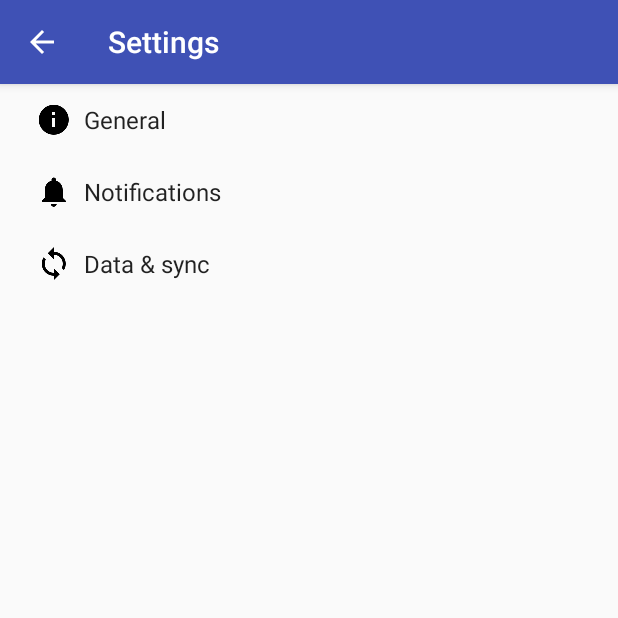
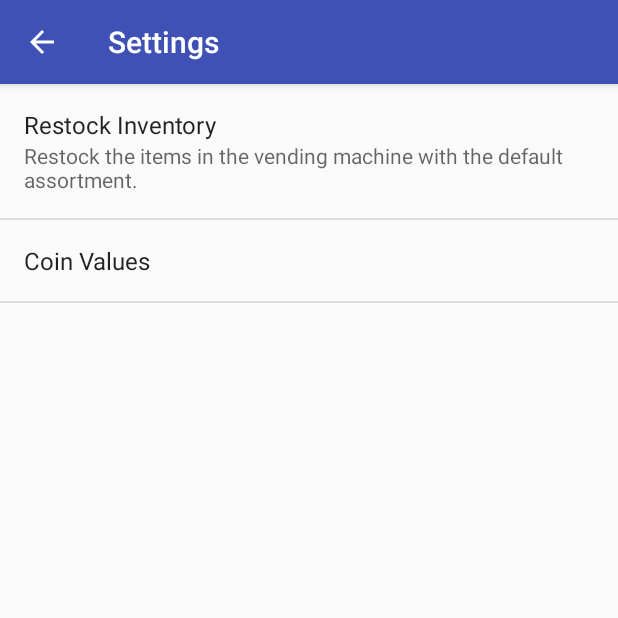
Before and after one commit to bbazemore/VendingMachine, an Android app: the SettingsActivity screen opened directly, with no data from a screen before it, on a phone screen of 412 x 824 dp, the top half of it. Run offline under Robolectric (Android 15) with nearby library versions, the phone set to English and light mode, and no system bars.

Commit message:
1. Move Restock to General Settings. Simplify Settings, get rid of multiple fragments and host just the two items: Restock and Coin Values. 2. Add custom CoinValues to Settings and CoinChangeEvent.  I had fun with Patterns / RegEx to validate the comma separated integer list. The new Coin Values even work, though there appears to be an initialization error right after they are set. 3. Also fixed nasty error that was keeping the Main UI from finishing SetContextView - it was using a V4 Fragment rather than a regular Fragment.

```diff
--- a/app/src/main/java/com/android/bbkiszka/vendingmachine/MoneyBox.java
+++ b/app/src/main/java/com/android/bbkiszka/vendingmachine/MoneyBox.java
@@ -36,6 +36,9 @@ public class MoneyBox implements Parcelable {
         if (mCoinage.isValidCoin(value)) {
             accepted = true;
             mMoneyCollected += value;
+
+            BalanceChangeEvent balanceEvent = new BalanceChangeEvent(mMoneyCollected);
+            VendingApplication.shareBus().post(balanceEvent);
         }
 
         // We don't have to worry about the money box getting full
--- a/app/src/main/res/layout/activity_main.xml
+++ b/app/src/main/res/layout/activity_main.xml
@@ -1,7 +1,7 @@
 <?xml version="1.0" encoding="utf-8"?>
 <android.support.design.widget.CoordinatorLayout
+    xmlns:android="http://schemas.android.com/apk/res/android"
     android:id="@+id/container"
-    xmlns:android="http://schemas.android.com/apk/res/android"
     xmlns:app="http://schemas.android.com/apk/res-auto"
     xmlns:tools="http://schemas.android.com/tools"
     android:layout_width="match_parent"
@@ -9,7 +9,7 @@
     android:fitsSystemWindows="true"
     tools:context=".MainActivity"
     >
-    <!--android:background="@android:color/background_dark" not needed inferred them is @style/AppTheme_NoActionBar -->
+
     <android.support.design.widget.AppBarLayout
         android:layout_width="match_parent"
         android:layout_height="wrap_content"
--- a/app/src/main/res/values/strings.xml
+++ b/app/src/main/res/values/strings.xml
@@ -77,7 +77,15 @@
     <string name="pref_restock_key" translatable="false">
         com.android.bbkiszka.vendingmachine.restock.button
     </string>
-    <string name="restock_summary">Restock the items in the vending machine with the default
+    <string name="pref_restock_summary">Restock the items in the vending machine with the default
         assortment.
     </string>
+    <string name="pref_coin_value_title">Coin Values</string>
+    <string name="pref_coin_value_key" translatable="false">
+        com.android.bbkiszka.vendingmachine.coinvalue
+    </string>
+    <string name="pref_coin_value_hint">Provide a comma separated list of integer values
+        representing coins
+    </string>
+    <string name="pref_coin_value_default_value">5, 10, 25, 100</string>
 </resources>
--- a/app/src/main/res/xml/pref_data_sync.xml
+++ /dev/null
@@ -1,25 +0,0 @@
-<PreferenceScreen xmlns:android="http://schemas.android.com/apk/res/android">
-
-    <Preference android:title="@string/pref_restock_title"
-                android:key="@string/pref_restock_key"
-                android:summary="@string/restock_summary"/>
-
-    <!-- NOTE: Hide buttons to simplify the UI. Users can touch outside the dialog to
-         dismiss it. -->
-    <!-- NOTE: ListPreference's summary should be set to its value by the activity code. -->
-    <ListPreference
-        android:key="sync_frequency"
-        android:title="@string/pref_title_sync_frequency"
-        android:entries="@array/pref_sync_frequency_titles"
-        android:entryValues="@array/pref_sync_frequency_values"
-        android:defaultValue="180"
-        android:negativeButtonText="@null"
-        android:positiveButtonText="@null"/>
-
-    <!-- This preference simply launches an intent when selected. Use this UI sparingly, per
-         design guidelines. -->
-    <Preference android:title="@string/pref_title_system_sync_settings">
-        <intent android:action="android.settings.SYNC_SETTINGS"/>
-    </Preference>
-
-</PreferenceScreen>
--- a/app/src/main/res/xml/pref_general.xml
+++ b/app/src/main/res/xml/pref_general.xml
@@ -1,33 +1,22 @@
-<PreferenceScreen xmlns:android="http://schemas.android.com/apk/res/android">
+<PreferenceScreen xmlns:android="http://schemas.android.com/apk/res/android"
+                  android:layout_width="match_parent"
+                  android:layout_height="match_parent">
 
-    <SwitchPreference
-        android:key="example_switch"
-        android:title="@string/pref_title_social_recommendations"
-        android:summary="@string/pref_description_social_recommendations"
-        android:defaultValue="true"/>
+    <Preference android:title="@string/pref_restock_title"
+                android:key="@string/pref_restock_key"
+                android:summary="@string/pref_restock_summary"/>
 
     <!-- NOTE: EditTextPreference accepts EditText attributes. -->
     <!-- NOTE: EditTextPreference's summary should be set to its value by the activity code. -->
     <EditTextPreference
-        android:key="example_text"
-        android:title="@string/pref_title_display_name"
-        android:defaultValue="@string/pref_default_display_name"
+        android:key="@string/pref_coin_value_key"
+        android:title="@string/pref_coin_value_title"
+        android:hint="@string/pref_coin_value_hint"
+        android:defaultValue="@string/pref_coin_value_default_value"
         android:selectAllOnFocus="true"
         android:inputType="textCapWords"
         android:capitalize="words"
         android:singleLine="true"
         android:maxLines="1"/>
 
-    <!-- NOTE: Hide buttons to simplify the UI. Users can touch outside the dialog to
-         dismiss it. -->
-    <!-- NOTE: ListPreference's summary should be set to its value by the activity code. -->
-    <ListPreference
-        android:key="example_list"
-        android:title="@string/pref_title_add_friends_to_messages"
-        android:defaultValue="-1"
-        android:entries="@array/pref_example_list_titles"
-        android:entryValues="@array/pref_example_list_values"
-        android:negativeButtonText="@null"
-        android:positiveButtonText="@null"/>
-
 </PreferenceScreen>
--- a/app/src/main/res/xml/pref_headers.xml
+++ /dev/null
@@ -1,20 +0,0 @@
-<preference-headers xmlns:android="http://schemas.android.com/apk/res/android">
-
-    <!-- These settings headers are only used on tablets. -->
-
-    <header
-        android:fragment="com.android.bbkiszka.vendingmachine.ui.SettingsActivity$GeneralPreferenceFragment"
-        android:title="@string/pref_header_general"
-        android:icon="@drawable/ic_info_black_24dp"/>
-
-    <header
-        android:fragment="com.android.bbkiszka.vendingmachine.ui.SettingsActivity$NotificationPreferenceFragment"
-        android:title="@string/pref_header_notifications"
-        android:icon="@drawable/ic_notifications_black_24dp"/>
-
-    <header
-        android:fragment="com.android.bbkiszka.vendingmachine.ui.SettingsActivity$DataSyncPreferenceFragment"
-        android:title="@string/pref_header_data_sync"
-        android:icon="@drawable/ic_sync_black_24dp"/>
-
-</preference-headers>
--- a/app/src/main/res/xml/pref_notification.xml
+++ /dev/null
@@ -1,27 +0,0 @@
-<PreferenceScreen xmlns:android="http://schemas.android.com/apk/res/android">
-
-    <!-- A 'parent' preference, which enables/disables child preferences (below)
-         when checked/unchecked. -->
-    <SwitchPreference
-        android:key="notifications_new_message"
-        android:title="@string/pref_title_new_message_notifications"
-        android:defaultValue="true"/>
-
-    <!-- Allows the user to choose a ringtone in the 'notification' category. -->
-    <!-- NOTE: This preference will be enabled only when the checkbox above is checked. -->
-    <!-- NOTE: RingtonePreference's summary should be set to its value by the activity code. -->
-    <RingtonePreference
-        android:dependency="notifications_new_message"
-        android:key="notifications_new_message_ringtone"
-        android:title="@string/pref_title_ringtone"
-        android:ringtoneType="notification"
-        android:defaultValue="content://settings/system/notification_sound"/>
-
-    <!-- NOTE: This preference will be enabled only when the checkbox above is checked. -->
-    <SwitchPreference
-        android:dependency="notifications_new_message"
-        android:key="notifications_new_message_vibrate"
-        android:title="@string/pref_title_vibrate"
-        android:defaultValue="true"/>
-
-</PreferenceScreen>
```
Also changed, not shown: app/src/main/java/com/android/bbkiszka/vendingmachine/Coinage.java (+9 -0 lines), app/src/main/java/com/android/bbkiszka/vendingmachine/VendingMachine.java (+21 -0 lines), app/src/main/java/com/android/bbkiszka/vendingmachine/ui/MainActivityFragment.java (+24 -28 lines), app/src/main/java/com/android/bbkiszka/vendingmachine/ui/SettingsActivity.java (+40 -94 lines), app/src/main/java/com/android/bbkiszka/vendingmachine/vendevents/CoinChangeEvent.java (added, +24 -0 lines).
